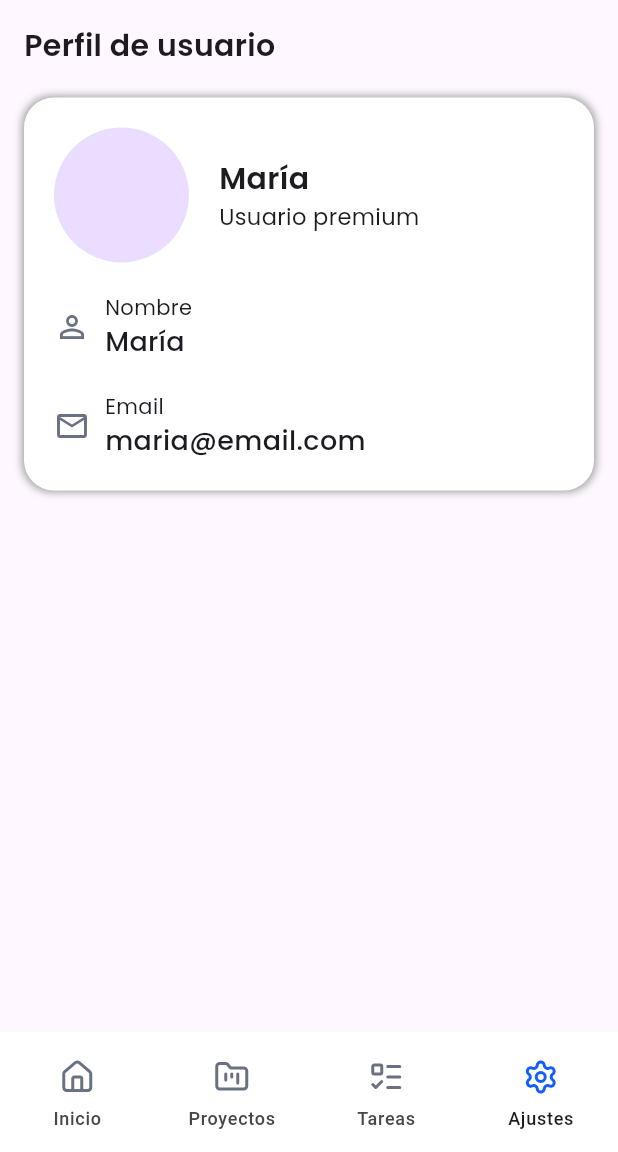
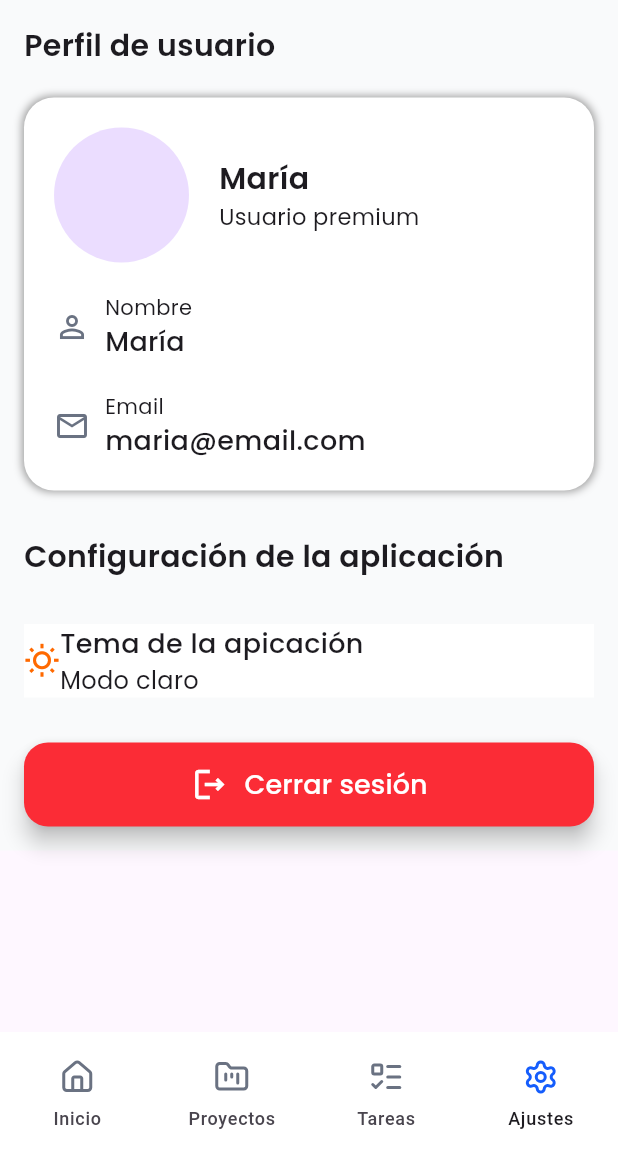
Before and after one commit to AlvLazCas06/Precious-Time-Mobile, a Flutter app: the HomePageView screen opened by its route, item 4 of the bottom bar chosen, on a phone screen of 412 x 824 dp, the part 84-1236 px from its top. Run offline on Flutter 3.47's test engine with Material 3 defaults, Android fonts, the phone set to English and light mode, and no system bars; our stand-ins replace flutter_svg, google_fonts.

Commit message:
Continuación de la parte de configuración

```diff
--- a/precious_time_mobile/lib/features/home/ui/home_page_view.dart
+++ b/precious_time_mobile/lib/features/home/ui/home_page_view.dart
@@ -336,8 +336,11 @@ class _HomePageViewState extends State<HomePageView> {
         Stack(
           children: [
             SingleChildScrollView(
-              child: Padding(
+              child: Container(
                 padding: const EdgeInsets.all(18),
+                decoration: BoxDecoration(
+                  color: Color.fromARGB(255, 249, 250, 251),
+                ),
                 child: Column(
                   crossAxisAlignment: CrossAxisAlignment.start,
                   children: [
@@ -407,8 +410,11 @@ class _HomePageViewState extends State<HomePageView> {
           ],
         ),
         SingleChildScrollView(
-          child: Padding(
+          child: Container(
             padding: const EdgeInsets.all(16.0),
+            decoration: BoxDecoration(
+              color: Color.fromARGB(255, 249, 250, 251),
+            ),
             child: Column(
               crossAxisAlignment: CrossAxisAlignment.start,
               children: [
@@ -462,7 +468,10 @@ class _HomePageViewState extends State<HomePageView> {
                       SizedBox(height: 20),
                       Row(
                         children: [
-                          Icon(Icons.person_outline, color: Color.fromARGB(255, 106, 114, 130)),
+                          Icon(
+                            Icons.person_outline,
+                            color: Color.fromARGB(255, 106, 114, 130),
+                          ),
                           SizedBox(width: 10),
                           Column(
                             crossAxisAlignment: CrossAxisAlignment.start,
@@ -485,7 +494,10 @@ class _HomePageViewState extends State<HomePageView> {
                       SizedBox(height: 20),
                       Row(
                         children: [
-                          Icon(Icons.mail_outline, color: Color.fromARGB(255, 106, 114, 130)),
+                          Icon(
+                            Icons.mail_outline,
+                            color: Color.fromARGB(255, 106, 114, 130),
+                          ),
                           SizedBox(width: 10),
                           Column(
                             crossAxisAlignment: CrossAxisAlignment.start,
@@ -508,6 +520,59 @@ class _HomePageViewState extends State<HomePageView> {
                     ],
                   ),
                 ),
+                SizedBox(height: 30),
+                Text(
+                  'Configuración de la aplicación',
+                  style: GoogleFonts.poppins(
+                    fontWeight: FontWeight.w600,
+                    fontSize: 20,
+                  ),
+                ),
+                SizedBox(height: 30),
+                Container(
+                  decoration: BoxDecoration(
+                    color: Colors.white
+                  ),
+                  child: Row(
+                    children: [
+                      Icon(Icons.wb_sunny_outlined, color: Color.fromARGB(255, 255, 105, 0),),
+                      Column(
+                        crossAxisAlignment: CrossAxisAlignment.start,
+                        children: [
+                          Text('Tema de la apicación', style: GoogleFonts.poppins(fontWeight: FontWeight.w500, fontSize: 18),),
+                          Text('Modo claro', style: GoogleFonts.poppins(fontSize: 16),)
+                        ],
+                      )
+                    ],
+                  ),
+                ),
+                SizedBox(height: 30),
+                SizedBox(
+                  width: double.infinity,
+                  child: FloatingActionButton(
+                    onPressed: () {},
+                    backgroundColor: Color.fromARGB(255, 251, 44, 54),
+                    child: Row(
+                      mainAxisAlignment: MainAxisAlignment.center,
+                      children: [
+                        Icon(
+                          Icons.logout_outlined,
+                          color: Colors.white,
+                          size: 26,
+                        ),
+                        SizedBox(width: 10),
+                        Text(
+                          'Cerrar sesión',
+                          style: GoogleFonts.poppins(
+                            color: Colors.white,
+                            fontWeight: FontWeight.w500,
+                            fontSize: 18,
+                          ),
+                        ),
+                      ],
+                    ),
+                  ),
+                ),
               ],
             ),
           ),
```
